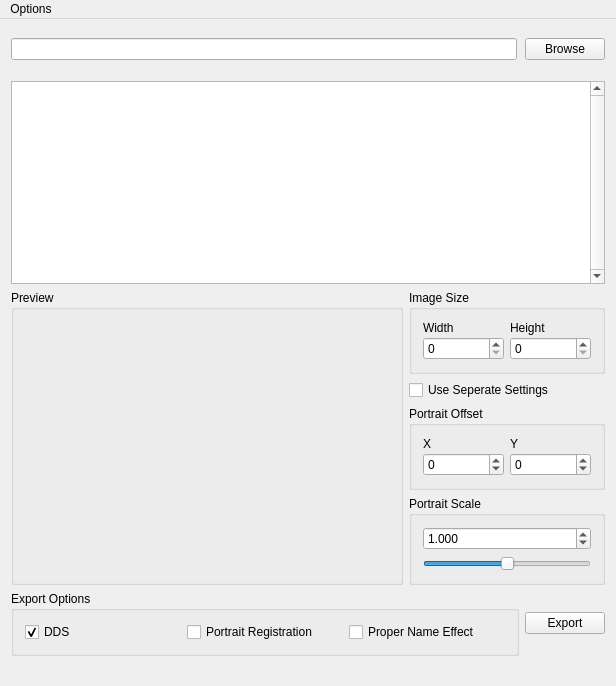
Qt form PngPortrait2DDS/PngPortrait2DDS.ui (Elivicti/PngPortrait2DDS) before a commit.
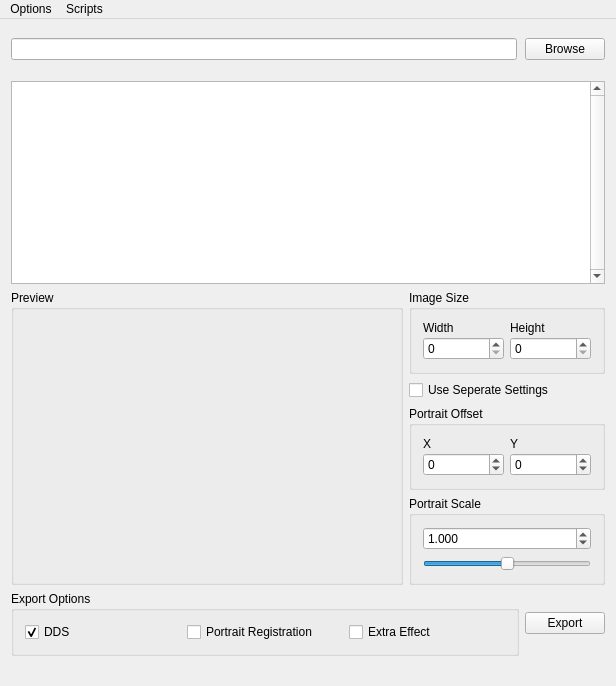
The same form after that commit. Custom widgets are drawn as their Qt base class.

Commit message: 实现主程序内Python脚本的调用，ProperNameEffect替换为ExtraEffect

Patch:
```diff
--- a/PngPortrait2DDS/PngPortrait2DDS.ui
+++ b/PngPortrait2DDS/PngPortrait2DDS.ui
@@ -324,7 +324,7 @@
             <string>&lt;html&gt;&lt;head/&gt;&lt;body&gt;&lt;p&gt;Determines if the program will generate an effect file and a yml file which will allow you to link portrait to its proper name.&lt;/p&gt;&lt;/body&gt;&lt;/html&gt;</string>
            </property>
            <property name="text">
-            <string>Proper Name Effect</string>
+            <string>Extra Effect</string>
            </property>
           </widget>
          </item>
@@ -358,7 +358,13 @@
     <addaction name="actionLoadPreset"/>
     <addaction name="actionSavePreset"/>
    </widget>
+   <widget class="QMenu" name="menuScripts">
+    <property name="title">
+     <string>Scripts</string>
+    </property>
+   </widget>
    <addaction name="menuOptions"/>
+   <addaction name="menuScripts"/>
   </widget>
   <widget class="QStatusBar" name="statusBar">
    <property name="sizeGripEnabled">
```
Left out of the diff: 2 changed lines with no effect on the pictures. The commit also changes 4 other files.
